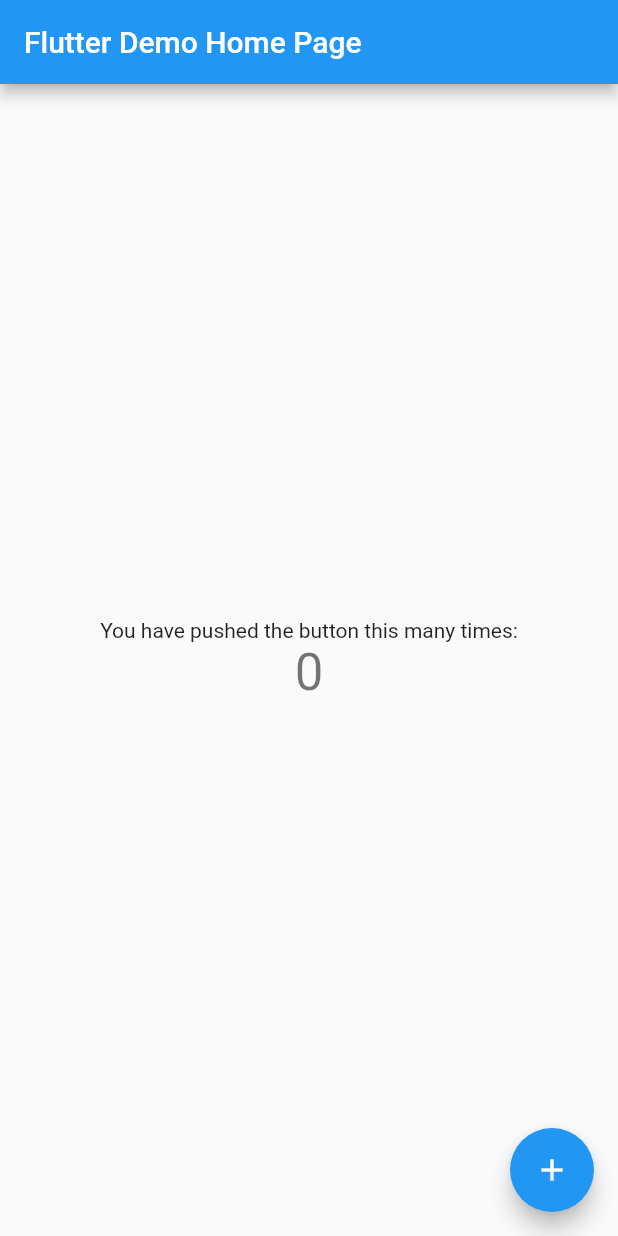
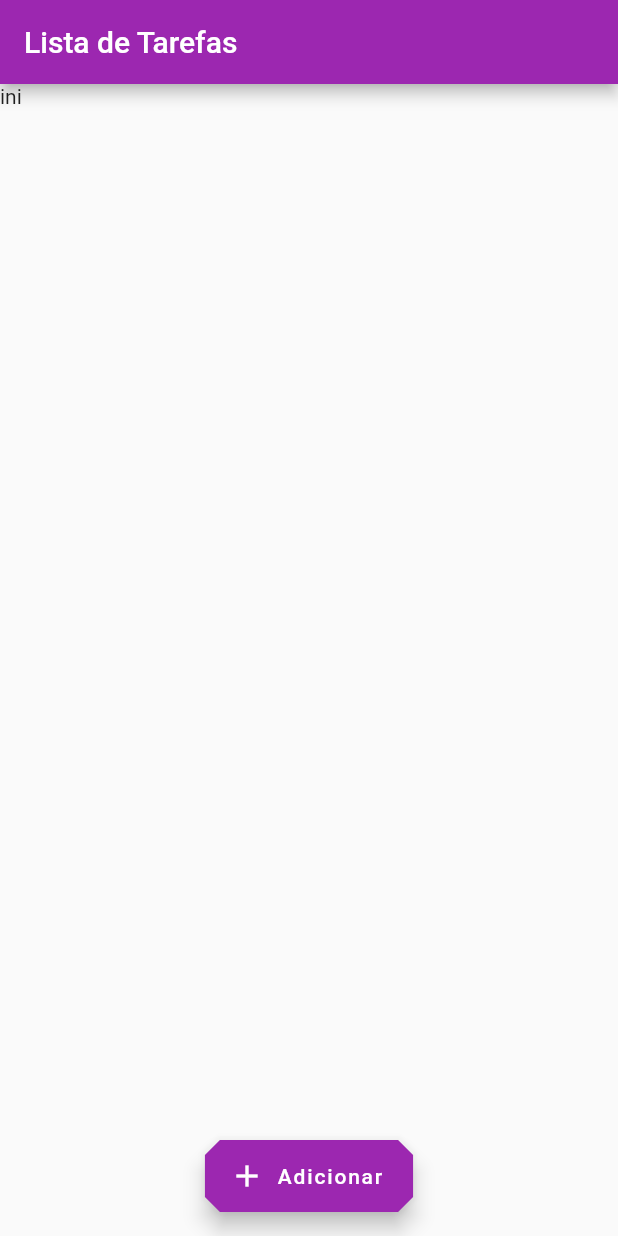
Before and after one commit to Allanfd12/flutter_lista_tarefas, a Flutter app: the screen it shows after launch, on a phone screen of 412 x 824 dp. Run offline on Flutter 3.47's test engine with Material 2 defaults, Android fonts, the phone set to English and light mode, and no system bars.

Commit message:
ajuste interface 1

```diff
--- /dev/null
+++ b/lib/home.dart
@@ -0,0 +1,30 @@
+import 'package:flutter/material.dart';
+
+class Home extends StatefulWidget {
+  const Home({Key? key}) : super(key: key);
+
+  @override
+  _HomeState createState() => _HomeState();
+}
+
+class _HomeState extends State<Home> {
+  @override
+  Widget build(BuildContext context) {
+    return Scaffold(
+      appBar: AppBar(
+        backgroundColor: Colors.purple,
+        title: Text('Lista de Tarefas'),),
+      body: Text('ini'),
+      floatingActionButtonLocation: FloatingActionButtonLocation.centerFloat,
+      floatingActionButton: FloatingActionButton.extended(
+        backgroundColor: Colors.purple,
+        icon:Icon(Icons.add),
+        shape: BeveledRectangleBorder(
+          borderRadius: BorderRadius.circular(10)
+        ),
+        onPressed: () {  },
+        label: Text("Adicionar"),),
+
+    );
+  }
+}
--- a/lib/main.dart
+++ b/lib/main.dart
@@ -1,115 +1,10 @@
 import 'package:flutter/material.dart';
 
+import 'home.dart';
+
 void main() {
-  runApp(const MyApp());
+  runApp(const MaterialApp(
+    debugShowCheckedModeBanner: false  ,
+    home: Home(),
+  ));
 }
-
-class MyApp extends StatelessWidget {
-  const MyApp({Key? key}) : super(key: key);
-
-  // This widget is the root of your application.
-  @override
-  Widget build(BuildContext context) {
-    return MaterialApp(
-      title: 'Flutter Demo',
-      theme: ThemeData(
-        // This is the theme of your application.
-        //
-        // Try running your application with "flutter run". You'll see the
-        // application has a blue toolbar. Then, without quitting the app, try
-        // changing the primarySwatch below to Colors.green and then invoke
-        // "hot reload" (press "r" in the console where you ran "flutter run",
-        // or simply save your changes to "hot reload" in a Flutter IDE).
-        // Notice that the counter didn't reset back to zero; the application
-        // is not restarted.
-        primarySwatch: Colors.blue,
-      ),
-      home: const MyHomePage(title: 'Flutter Demo Home Page'),
-    );
-  }
-}
-
-class MyHomePage extends StatefulWidget {
-  const MyHomePage({Key? key, required this.title}) : super(key: key);
-
-  // This widget is the home page of your application. It is stateful, meaning
-  // that it has a State object (defined below) that contains fields that affect
-  // how it looks.
-
-  // This class is the configuration for the state. It holds the values (in this
-  // case the title) provided by the parent (in this case the App widget) and
-  // used by the build method of the State. Fields in a Widget subclass are
-  // always marked "final".
-
-  final String title;
-
-  @override
-  State<MyHomePage> createState() => _MyHomePageState();
-}
-
-class _MyHomePageState extends State<MyHomePage> {
-  int _counter = 0;
-
-  void _incrementCounter() {
-    setState(() {
-      // This call to setState tells the Flutter framework that something has
-      // changed in this State, which causes it to rerun the build method below
-      // so that the display can reflect the updated values. If we changed
-      // _counter without calling setState(), then the build method would not be
-      // called again, and so nothing would appear to happen.
-      _counter++;
-    });
-  }
-
-  @override
-  Widget build(BuildContext context) {
-    // This method is rerun every time setState is called, for instance as done
-    // by the _incrementCounter method above.
-    //
-    // The Flutter framework has been optimized to make rerunning build methods
-    // fast, so that you can just rebuild anything that needs updating rather
-    // than having to individually change instances of widgets.
-    return Scaffold(
-      appBar: AppBar(
-        // Here we take the value from the MyHomePage object that was created by
-        // the App.build method, and use it to set our appbar title.
-        title: Text(widget.title),
-      ),
-      body: Center(
-        // Center is a layout widget. It takes a single child and positions it
-        // in the middle of the parent.
-        child: Column(
-          // Column is also a layout widget. It takes a list of children and
-          // arranges them vertically. By default, it sizes itself to fit its
-          // children horizontally, and tries to be as tall as its parent.
-          //
-          // Invoke "debug painting" (press "p" in the console, choose the
-          // "Toggle Debug Paint" action from the Flutter Inspector in Android
-          // Studio, or the "Toggle Debug Paint" command in Visual Studio Code)
-          // to see the wireframe for each widget.
-          //
-          // Column has various properties to control how it sizes itself and
-          // how it positions its children. Here we use mainAxisAlignment to
-          // center the children vertically; the main axis here is the vertical
-          // axis because Columns are vertical (the cross axis would be
-          // horizontal).
-          mainAxisAlignment: MainAxisAlignment.center,
-          children: <Widget>[
-            const Text(
-              'You have pushed the button this many times:',
-            ),
-            Text(
-              '$_counter',
-              style: Theme.of(context).textTheme.headline4,
-            ),
-          ],
-        ),
-      ),
-      floatingActionButton: FloatingActionButton(
-        onPressed: _incrementCounter,
-        tooltip: 'Increment',
-        child: const Icon(Icons.add),
-      ), // This trailing comma makes auto-formatting nicer for build methods.
-    );
-  }
-}
```
Also changed, not shown: 1 other file.
